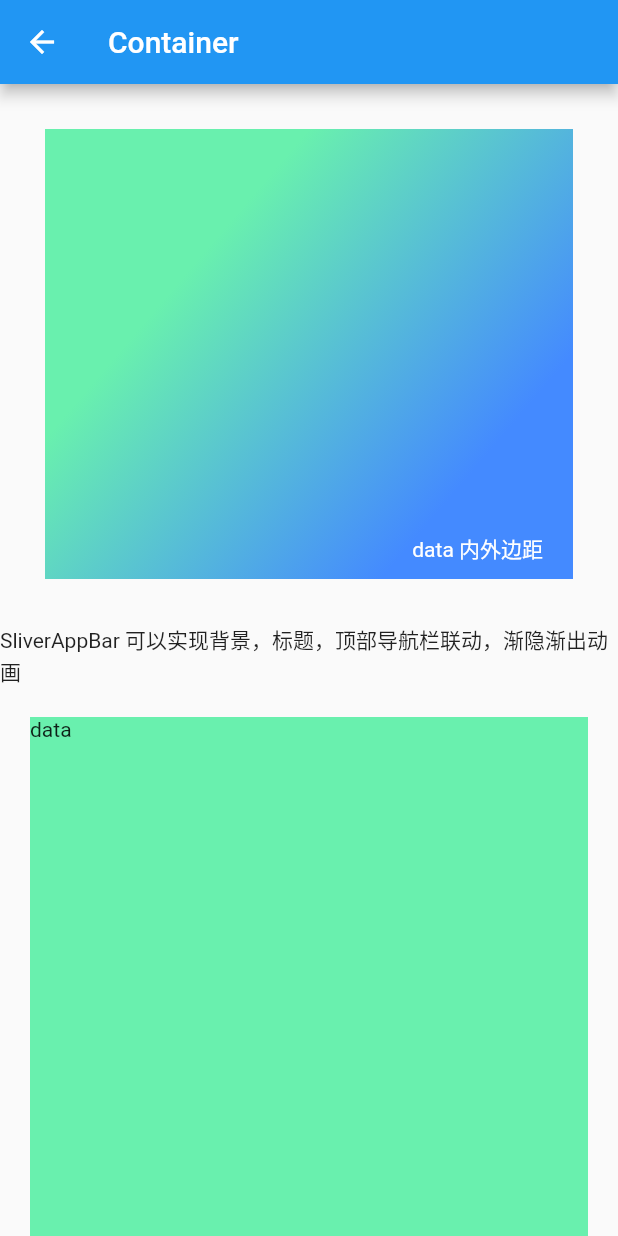
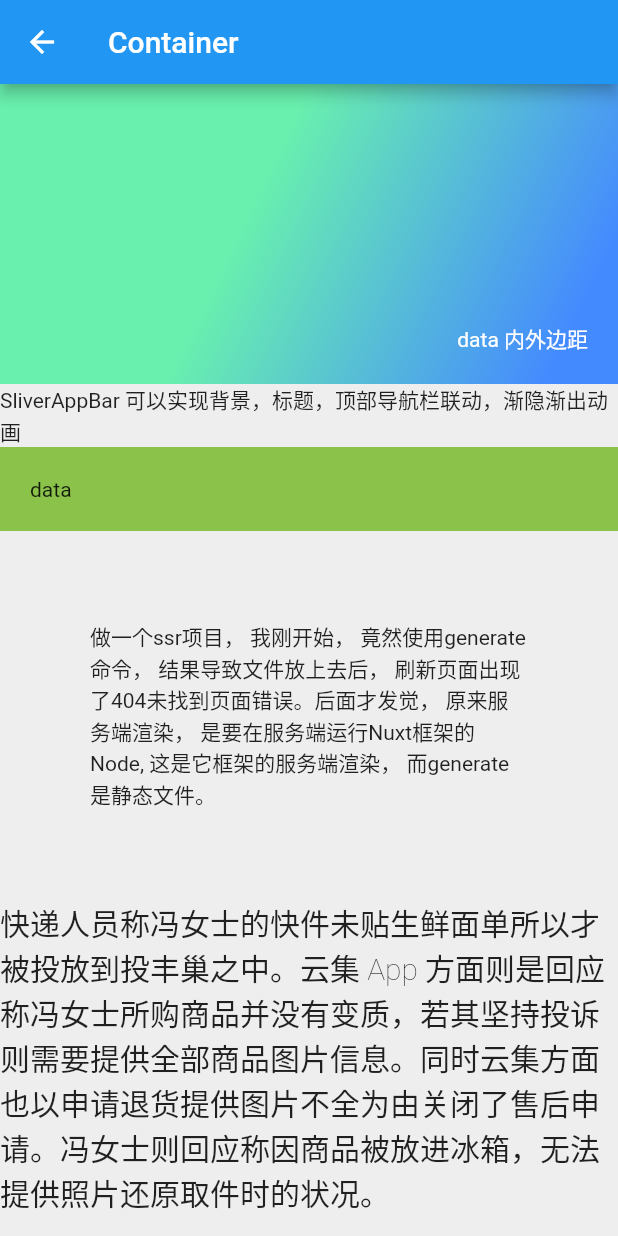
Before and after one commit to samuelhh/newFlutter, a Flutter app: the ContainerWidget screen opened directly, on a phone screen of 412 x 824 dp. Run offline on Flutter 3.47's test engine with Material 2 defaults, Android fonts, the phone set to English and light mode, and no system bars; our stand-ins replace cached_network_image.

Commit message:
文件移动，新增

```diff
--- a/lib/pages/ContainerWidget.dart
+++ b/lib/pages/ContainerWidget.dart
@@ -7,38 +7,54 @@ class ContainerWidget extends StatelessWidget {
         appBar: AppBar(
           title: Text("Container"),
         ),
-        body: ListView(
+        body: Container(
+          color: Colors.grey[200],
+          child: ListView(
             children: [
               Container(
                 child: Text(
                   "data 内外边距",
-                style: TextStyle(color: Colors.white),
+                  style: TextStyle(
+                    color: Colors.white,
                   ),
-              // color: Colors.greenAccent,
-              width: 200.0,
-              height: 300.0,
+                ),
+
+                // width: 200.0,
+                height: 200.0,
                 alignment: Alignment.bottomRight,
-              margin: EdgeInsets.all(30.0),
-              padding: EdgeInsets.fromLTRB(0.0, 0.0, 20.0, 10.0),
+                // margin: EdgeInsets.all(30.0),
+                padding: EdgeInsets.all(20.0),
                 decoration: BoxDecoration(
                   // 默认是从左往右的渐变
                   gradient: LinearGradient(
                       // stops: [0.2, 1],
-                    colors: [Colors.greenAccent, Colors.blueAccent], // 渐变的色值数组
+                      colors: [
+                        Colors.greenAccent,
+                        Colors.blueAccent
+                      ], // 渐变的色值数组
                       begin: Alignment.topCenter), //线性渐变的方向
                 ),
               ),
               Text("SliverAppBar 可以实现背景，标题，顶部导航栏联动，渐隐渐出动画"),
               Container(
-              width: 100.0,
-              height: 600.0,
-              color: Colors.greenAccent,
+                color: Colors.lightGreen,
                 child: Text("data"),
-              margin: EdgeInsets.all(20.0),
+                padding: EdgeInsets.all(20.0),
+              ),
+              Container(
+                child: Text(
+                    "做一个ssr项目， 我刚开始， 竟然使用generate命令， 结果导致文件放上去后， 刷新页面出现了404未找到页面错误。后面才发觉， 原来服务端渲染， 是要在服务端运行Nuxt框架的Node, 这是它框架的服务端渲染， 而generate是静态文件。"),
+                margin: EdgeInsets.all(60.0),
               ),
               Text(
-                "做一个ssr项目， 我刚开始， 竟然使用generate命令， 结果导致文件放上去后， 刷新页面出现了404未找到页面错误。后面才发觉， 原来服务端渲染， 是要在服务端运行Nuxt框架的Node, 这是它框架的服务端渲染， 而generate是静态文件。")
+                "快递人员称冯女士的快件未贴生鲜面单所以才被投放到投丰巢之中。云集 App 方面则是回应称冯女士所购商品并没有变质，若其坚持投诉则需要提供全部商品图片信息。同时云集方面也以申请退货提供图片不全为由关闭了售后申请。冯女士则回应称因商品被放进冰箱，无法提供照片还原取件时的状况。",
+                style: TextStyle(
+                  fontSize: 20.0,
+                  fontWeight: FontWeight.w100,
+                ),
+              )
             ],
+          ),
         ));
   }
 }
--- a/pubspec.yaml
+++ b/pubspec.yaml
@@ -28,6 +28,8 @@ dependencies:
   # The following adds the Cupertino Icons font to your application.
   # Use with the CupertinoIcons class for iOS style icons.
   cupertino_icons: ^0.1.3
+  cached_network_image: ^2.3.1
+  transparent_image: ^1.0.0
 
 dev_dependencies:
   flutter_test:
```
Also changed, not shown: lib/pages/DefaultApp.dart (renamed from lib/main222.dart, +20 -24 lines), lib/pages/ImageWidget.dart (+63 -6 lines), lib/pages/MainPage.dart (+13 -6 lines), pubspec.lock. Lines whose indentation alone changed are shown as unchanged.
